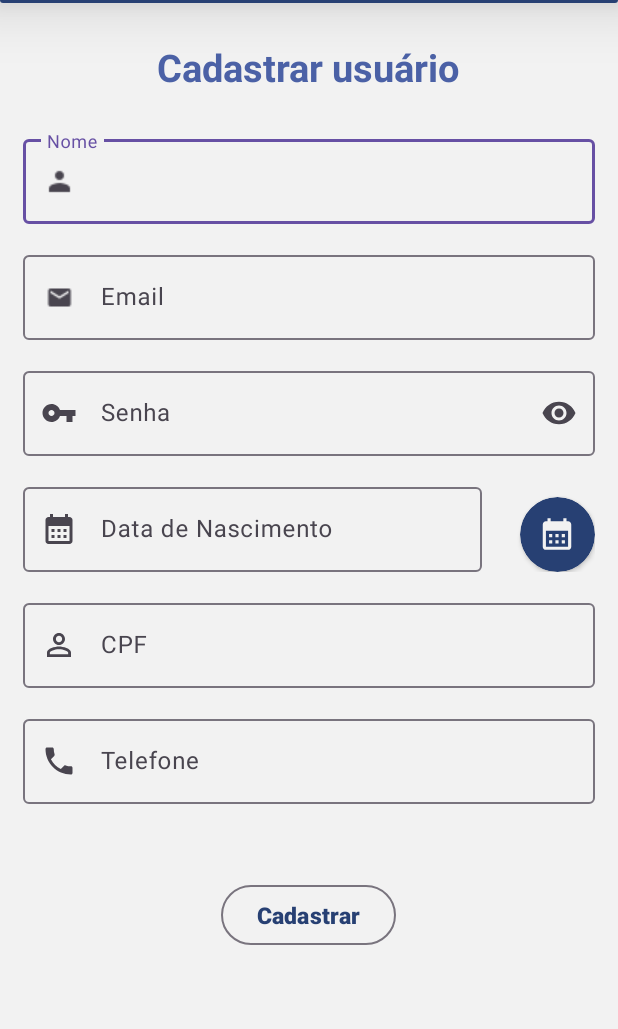
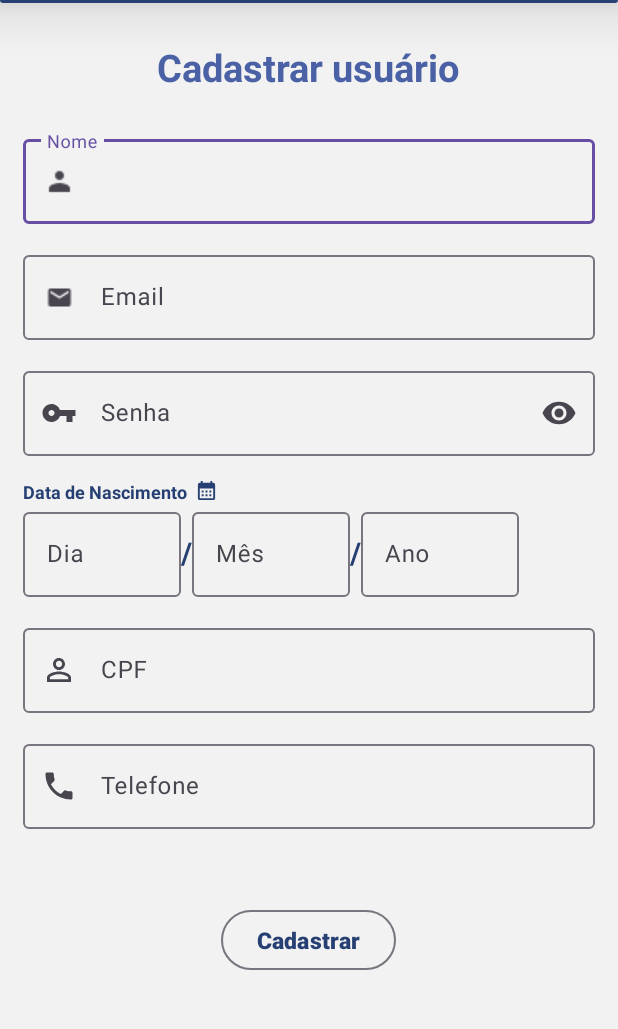
Before and after one commit to Capovila/PI-ES-2024-T8, an Android app: the screen it shows after launch (CadastrarActivity), after a tap on "Cadastrar", on a phone screen of 412 x 824 dp, the part 88-1117 px from its top. Run offline under Robolectric (Android 15) with nearby library versions, the phone set to English and light mode, and no system bars; our stand-ins replace Firebase (no records; nobody signed in at launch, a user with empty details on screens opened directly).

Commit message:
Correções entrega 1

```diff
--- a/app/src/main/java/br/com/projetopi/smartlock/Classes/User.kt
+++ b/app/src/main/java/br/com/projetopi/smartlock/Classes/User.kt
@@ -8,7 +8,7 @@ class User(
     var name: String?,
     var email: String?,
     var password: String?,
-    var age: Int,
+    var age: String?,
     var CPF: String?,
     var phone: String?,
     var manager: Boolean? = false,
--- a/app/src/main/java/br/com/projetopi/smartlock/LoginActivity.kt
+++ b/app/src/main/java/br/com/projetopi/smartlock/LoginActivity.kt
@@ -94,7 +94,7 @@ class LoginActivity : AppCompatActivity() {
                                     account.displayName,
                                     account.email,
                                     null,
-                                    0,
+                                    null,
                                     null,
                                     null
                                 )
@@ -107,7 +107,7 @@ class LoginActivity : AppCompatActivity() {
                                             user.name = document.getString("name")
                                             user.CPF = document.getString("cpf")
                                             user.phone = document.getString("phone")
-                                            user.age = (document.get("age") as Long).toInt()
+                                            user.age = document.getString("age")
                                             user.manager = document.getBoolean("manager")
 
                                             simpleStorage.storageUserAccount(user)
--- a/app/src/main/java/br/com/projetopi/smartlock/SimpleDataStorage.kt
+++ b/app/src/main/java/br/com/projetopi/smartlock/SimpleDataStorage.kt
@@ -18,7 +18,7 @@ class SimpleStorage (context: Context) {
 
         val name: String? = sharedPreferences.getString("account_name", null)
         val email: String? = sharedPreferences.getString("account_email", null)
-        val age: Int = sharedPreferences.getInt("account_age", 0)
+        val age: String? = sharedPreferences.getString("account_age", null)
         val CPF: String? = sharedPreferences.getString("account_CPF", null)
         val phone: String? = sharedPreferences.getString("account_phone", null)
         val uid: String? = sharedPreferences.getString("account_uid", null)
@@ -33,7 +33,7 @@ class SimpleStorage (context: Context) {
         with (sharedPreferences.edit()) {
             putString("account_name", user.name)
             putString("account_email", user.email)
-            putInt("account_age", user.age)
+            putString("account_age", user.age)
             putString("account_CPF", user.CPF)
             putString("account_phone", user.phone)
             putString("account_uid", user.uid)
@@ -48,7 +48,7 @@ class SimpleStorage (context: Context) {
         with (sharedPreferences.edit()) {
             putString("account_name", null)
             putString("account_email", null)
-            putInt("account_age", 0)
+            putString("account_age", null)
             putString("account_CPF", null)
             putString("account_phone", null)
             putString("account_uid", null)
--- a/app/src/main/java/br/com/projetopi/smartlock/SplashScreenActivity.kt
+++ b/app/src/main/java/br/com/projetopi/smartlock/SplashScreenActivity.kt
@@ -11,6 +11,7 @@ import androidx.appcompat.app.AppCompatActivity
 import androidx.core.os.postDelayed
 import androidx.core.view.ViewCompat
 import androidx.core.view.WindowInsetsCompat
+import br.com.projetopi.smartlock.Classes.User
 import com.google.firebase.Firebase
 import com.google.firebase.firestore.FirebaseFirestore
 import com.google.firebase.firestore.firestore
@@ -34,7 +35,6 @@ class SplashScreenActivity : AppCompatActivity() {
         val avd = animatedIcon.drawable as AnimatedVectorDrawable
         avd.start()
 
-        enableEdgeToEdge()
         ViewCompat.setOnApplyWindowInsetsListener(findViewById(R.id.main)) { v, insets ->
             val systemBars = insets.getInsets(WindowInsetsCompat.Type.systemBars())
             v.setPadding(systemBars.left, systemBars.top, systemBars.right, systemBars.bottom)
@@ -44,9 +44,10 @@ class SplashScreenActivity : AppCompatActivity() {
         simpleStorage = SimpleStorage(this)
 
         // Atribui à variavel user os dados do usuario guardados no simpleStorage
-        val user = simpleStorage.getUserAccountData()
 
-        // Executa com um atraso de 2 segundos
+        //val user:User = simpleStorage.getUserAccountData()
+
+        // Executa com um atraso de 1.5 segundos
         Handler().postDelayed({
 
             /***
@@ -57,28 +58,12 @@ class SplashScreenActivity : AppCompatActivity() {
              * um id de usuario no simpleStorage
              * inicia o LoginActivity e fecha a activity atual
              */
-            db.collection("users")
-                .whereEqualTo("uid",user.uid)
-                .get()
-                .addOnSuccessListener { documents ->
-                    for (document in documents) {
-                        val isManager = document.getBoolean("manager")
 
-                        if(user.uid != null && isManager == true){
-                            startActivity(Intent(this, ManagerMainActivity::class.java))
-                            finish()
-                        }
-                        if(user.uid != null && isManager == false) {
-                            startActivity(Intent(this, MainActivity::class.java))
-                            finish()
-                        }
-                    }
-                }
 
-            if(user.uid == null){
+            //if(user.uid == null){
                 startActivity(Intent(this, LoginActivity::class.java))
                 finish()
-            }
+           // }
         }, 1500)
     }
 }
--- /dev/null
+++ b/app/src/main/res/drawable/baseline_calendar_month_24_darkblue.xml
@@ -0,0 +1,9 @@
+<vector xmlns:android="http://schemas.android.com/apk/res/android"
+    android:height="24dp" android:tint="@color/main_dark_blue"
+    android:viewportHeight="24" android:viewportWidth="24"
+    android:width="24dp">
+
+    <path android:fillColor="@android:color/white"
+        android:pathData="M19,4h-1V2h-2v2H8V2H6v2H5C3.89,4 3.01,4.9 3.01,6L3,20c0,1.1 0.89,2 2,2h14c1.1,0 2,-0.9 2,-2V6C21,4.9 20.1,4 19,4zM19,20H5V10h14V20zM9,14H7v-2h2V14zM13,14h-2v-2h2V14zM17,14h-2v-2h2V14zM9,18H7v-2h2V18zM13,18h-2v-2h2V18zM17,18h-2v-2h2V18z"/>
+
+</vector>
--- a/app/src/main/res/layout/activity_cadastrar.xml
+++ b/app/src/main/res/layout/activity_cadastrar.xml
@@ -118,48 +118,110 @@
         </com.google.android.material.textfield.TextInputLayout>
 
         <androidx.appcompat.widget.LinearLayoutCompat
+            android:layout_width="wrap_content"
+            android:layout_height="wrap_content"
+            android:orientation="horizontal"
+            android:layout_marginTop="15dp"
+            android:layout_marginStart="15dp">
+
+            <androidx.appcompat.widget.AppCompatTextView
+                android:layout_width="wrap_content"
+                android:layout_height="wrap_content"
+                android:text="Data de Nascimento"
+                android:textStyle="bold"
+                android:textSize="12sp"
+                android:textColor="@color/main_dark_blue"/>
+
+            <androidx.appcompat.widget.AppCompatImageView
+                android:layout_width="15dp"
+                android:layout_height="15dp"
+                android:src="@drawable/baseline_calendar_month_24_darkblue"
+                android:layout_marginStart="5dp"/>
+        </androidx.appcompat.widget.LinearLayoutCompat>
+
+
+
+        <androidx.appcompat.widget.LinearLayoutCompat
             android:layout_width="match_parent"
             android:layout_height="wrap_content"
             android:layout_marginStart="15dp"
-            android:layout_marginTop="15dp"
             android:layout_marginEnd="15dp"
             android:orientation="horizontal">
 
             <com.google.android.material.textfield.TextInputLayout
-                android:id="@+id/tlAge"
+                android:id="@+id/tlDay"
+                android:layout_width="105dp"
+                android:layout_height="wrap_content"
+                android:hint= "Dia"
+                app:endIconMode="clear_text"
+                >
+
+                <com.google.android.material.textfield.TextInputEditText
+                    android:id="@+id/etDay"
+                    android:layout_width="match_parent"
+                    android:layout_height="wrap_content"
+                    android:textColor="@color/black"
+                    android:inputType="number"
+                    android:maxLength="2"/>
+            </com.google.android.material.textfield.TextInputLayout>
+
+            <androidx.appcompat.widget.AppCompatTextView
                 android:layout_width="wrap_content"
                 android:layout_height="wrap_content"
-                android:hint="@string/idade"
-                android:layout_weight="1"
+                android:text="/"
+                android:textSize="20sp"
+                android:textStyle="bold"
+                android:textColor="@color/main_dark_blue"/>
+
+            <com.google.android.material.textfield.TextInputLayout
+                android:id="@+id/tlMonth"
+                android:layout_width="105dp"
+                android:layout_height="wrap_content"
+                android:hint= "Mês"
                 app:endIconMode="clear_text"
-                app:startIconDrawable="@drawable/baseline_calendar_month_24">
+                >
 
                 <com.google.android.material.textfield.TextInputEditText
-                    android:id="@+id/etAge"
+                    android:id="@+id/etMonth"
                     android:layout_width="match_parent"
-                    android:focusable="false"
                     android:layout_height="wrap_content"
-                    android:textColor="@color/black" />
+                    android:textColor="@color/black"
+                    android:inputType="number"
+                    android:maxLength="2"/>
 
 
             </com.google.android.material.textfield.TextInputLayout>
 
-            <androidx.cardview.widget.CardView
-                android:id="@+id/btnData"
-                android:layout_width="50dp"
-                android:layout_height="50dp"
-                app:cardBackgroundColor="@color/main_dark_blue"
-                app:cardCornerRadius="25dp"
-                android:layout_gravity="end|bottom"
-                android:layout_marginStart="25dp">
+            <androidx.appcompat.widget.AppCompatTextView
+                android:layout_width="wrap_content"
+                android:layout_height="wrap_content"
+                android:text="/"
+                android:textSize="20sp"
+                android:textStyle="bold"
+                android:textColor="@color/main_dark_blue"/>
 
-                <androidx.appcompat.widget.AppCompatImageView
-                    android:layout_width="25dp"
-                    android:layout_height="25dp"
-                    android:layout_gravity="center"
-                    android:src="@drawable/baseline_calendar_month_24_white"/>
 
-            </androidx.cardview.widget.CardView>
+
+            <com.google.android.material.textfield.TextInputLayout
+                android:id="@+id/tlYear"
+                android:layout_width="105dp"
+                android:layout_height="wrap_content"
+                android:hint= "Ano"
+                app:endIconMode="clear_text"
+                >
+
+                <com.google.android.material.textfield.TextInputEditText
+                    android:id="@+id/etYear"
+                    android:layout_width="match_parent"
+                    android:layout_height="wrap_content"
+                    android:textColor="@color/black"
+                    android:inputType="number"
+                    android:maxLength="4"/>
+
+
+            </com.google.android.material.textfield.TextInputLayout>
+
+
 
 
 
```
Also changed, not shown: app/src/main/java/br/com/projetopi/smartlock/CadastrarActivity.kt (+37 -16 lines).
